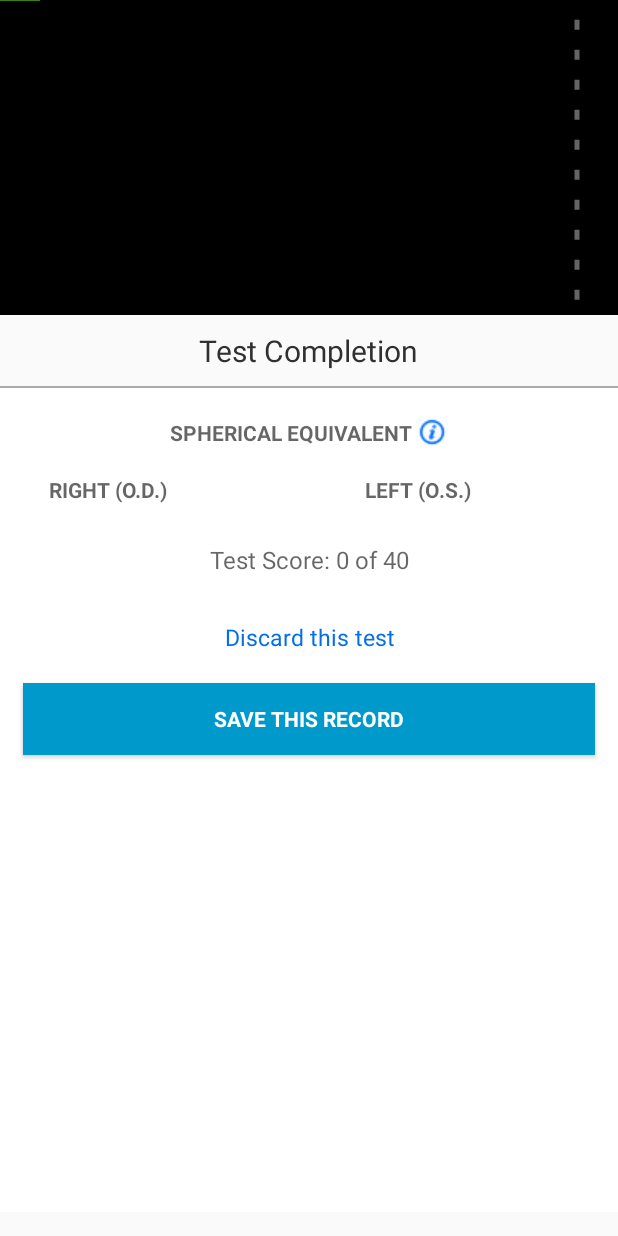
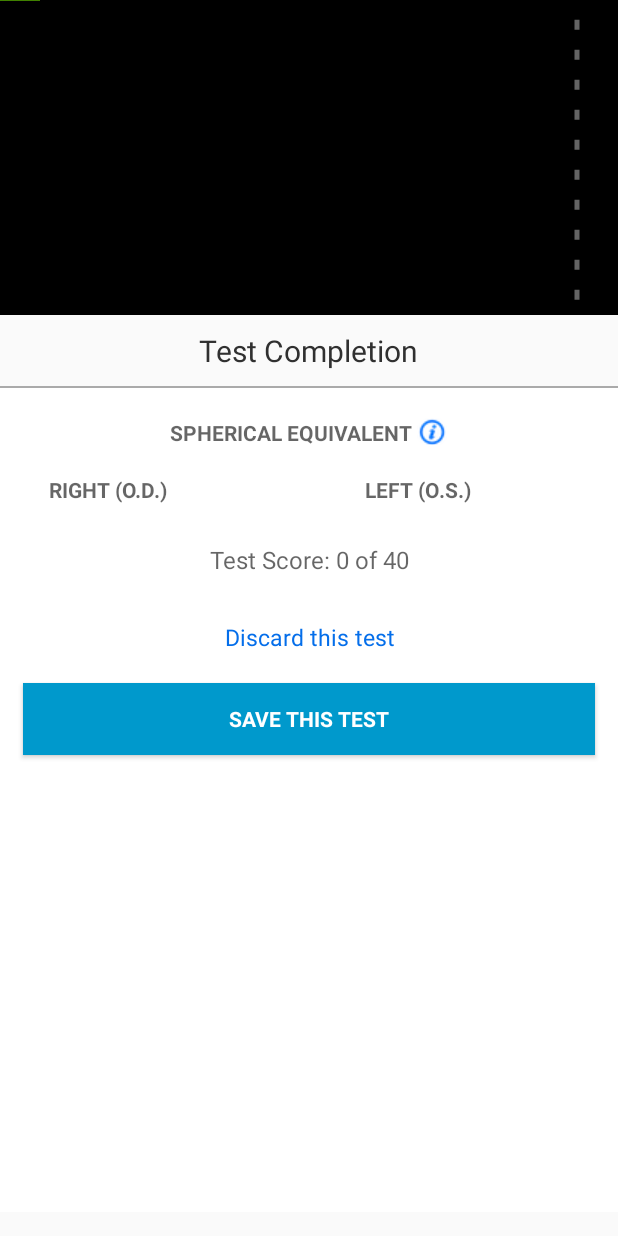
Before and after one commit to gzateyeque/eyeque-android-app, an Android app: the ResultActivity screen opened directly, with no data from a screen before it, on a phone screen of 412 x 824 dp. Run offline under Robolectric (Android 15) with nearby library versions, the phone set to English and light mode, and no system bars; our stand-ins replace Volley; network calls fail.

Commit message:
Checkin pre-release c

```diff
--- a/app/src/main/res/layout-v11/activity_result.xml
+++ b/app/src/main/res/layout-v11/activity_result.xml
@@ -142,7 +142,7 @@
                 android:layout_marginBottom="30dp"
                 android:layout_marginLeft="15dp"
                 android:layout_marginRight="15dp"
-                android:text="Save this record"
+                android:text="Save this test"
                 android:textStyle="bold"
                 android:background="@android:color/holo_blue_dark"
                 android:textColor="#FFFFFF" />
--- a/app/src/main/res/layout/fragment_attach_device.xml
+++ b/app/src/main/res/layout/fragment_attach_device.xml
@@ -31,7 +31,7 @@
                 android:layout_height="wrap_content"
                 android:layout_centerHorizontal="true"
                 android:layout_marginTop = "10dp"
-                android:text="Attach Device"
+                android:text="Attach Miniscope"
                 android:id="@+id/attachDevieHeaderTextView"
                 android:layout_below="@+id/drawView"
                 android:textColor="@color/background_material_dark"
```
